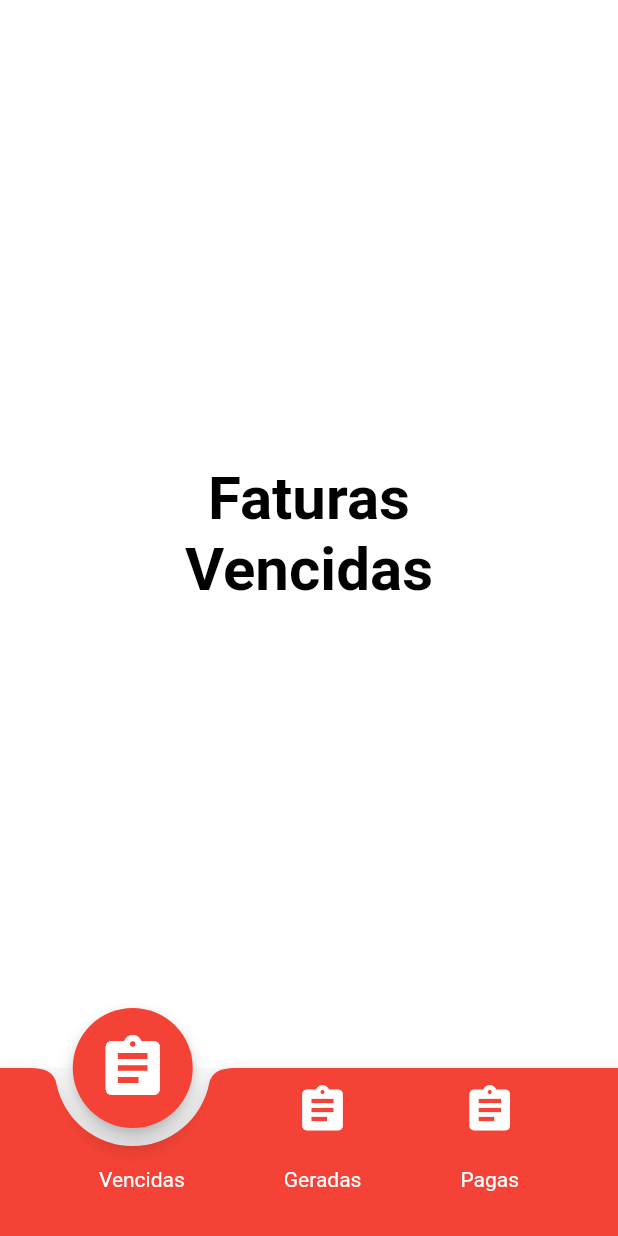
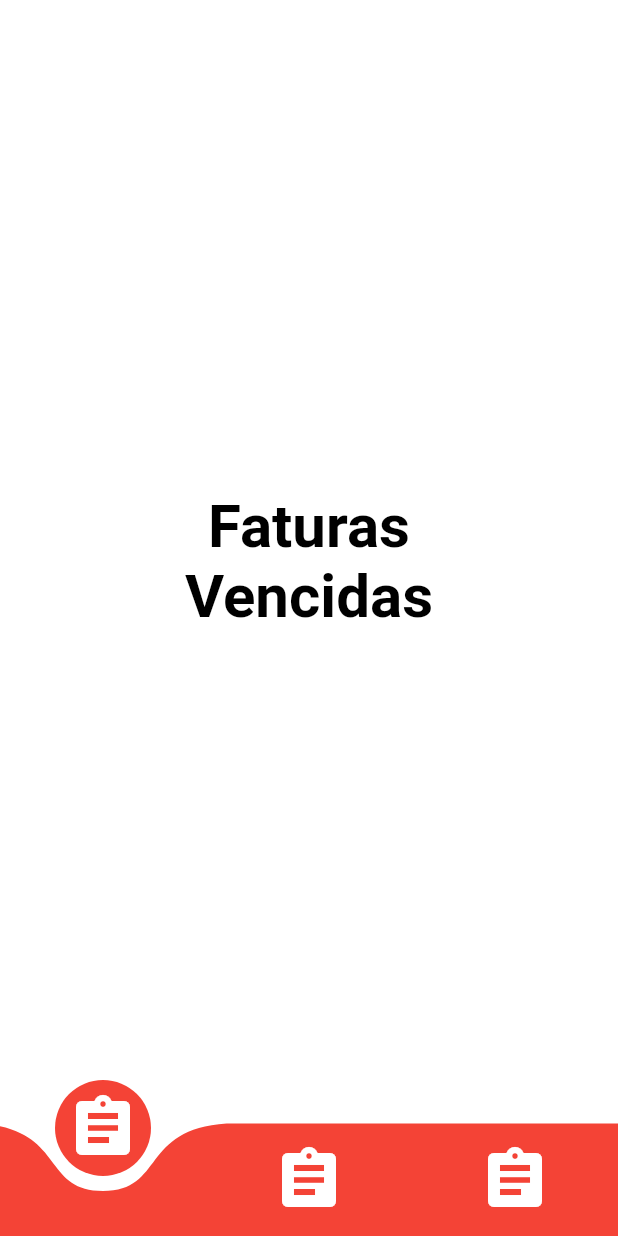
Before and after one commit to faustobdls/flutter_bottom_navigation, a Flutter app: the screen it shows after launch, on a phone screen of 412 x 824 dp. Run offline on Flutter 3.47's test engine with Material 2 defaults, Android fonts, the phone set to English and light mode, and no system bars; drawn by our look-alikes of curved_navigation_bar.

Commit message:
upgrade code, using a external package

```diff
--- a/lib/bottom_exemple.dart
+++ b/lib/bottom_exemple.dart
@@ -1,5 +1,6 @@
 import 'package:flutter/material.dart';
 import 'package:bottom_navigation/custom_docked_fab_locations.dart';
+import 'package:curved_navigation_bar/curved_navigation_bar.dart';
 
 class BottomExemple extends StatefulWidget {
   @override
@@ -25,97 +26,35 @@ class _BottomExempleState extends State<BottomExemple> {
   @override
   Widget build(BuildContext context) {
     return Scaffold(
-        bottomNavigationBar: BottomAppBar(
-          color: this.bottomAppBarColor, // this.colors['secondary'],
-          clipBehavior: Clip.hardEdge,
-          shape: CircularNotchedRectangle(),
-          notchMargin: 12,
-          child: Padding(
-            padding: EdgeInsets.only(bottom: 30, top: 10),
-            child: Row(
-              crossAxisAlignment: CrossAxisAlignment.center,
-              mainAxisAlignment: MainAxisAlignment.spaceEvenly,
-              children: <Widget>[
-                _customButtomBottomBar(
-                    key: Key("vencidas"), icon: Icons.assignment, page: 0, text: "Vencidas"),
-                _customButtomBottomBar(
-                    key: Key("geradas"), icon: Icons.assignment, page: 1, text: "Geradas"),
-                _customButtomBottomBar(
-                    key: Key("pagas"), icon: Icons.assignment, page: 2, text: "Pagas"),
-              ],
-            ),
-          ),
+        backgroundColor: Colors.white,
+        bottomNavigationBar: CurvedNavigationBar(
+
+          initialIndex: 0,
+          color: this.bottomAppBarColor,
+          backgroundColor: Colors.white,
+          items: <Widget>[
+            Icon(Icons.assignment, size: 48, color: Colors.white,),
+            Icon(Icons.assignment, size: 48, color: Colors.white,),
+            Icon(Icons.assignment, size: 48, color: Colors.white,)
+          ],
+          onTap: (index) {
+            this._pageController.animateToPage(index, curve: Curves.easeInOut, duration: Duration(seconds: 1));
+          },
         ),
-        floatingActionButtonAnimator: FloatingActionButtonAnimator.scaling,
-        floatingActionButton: Container(
-          width: 80,
-          height: 80,
-          child: FloatingActionButton(
-            child: Icon(Icons.assignment, color: Colors.white, size: 48),
-            elevation: 6.0,
-            backgroundColor: this.bottomAppBarColor,
-          ),
-        ),
-        floatingActionButtonLocation: floatingActionButtonLocation,
         body: _pageView());
-  }
-
-  Widget _customButtomBottomBar({Key key, IconData icon, int page, String text}) {
-    return InkWell(
-      onTap: () {
-        // print(details.globalPosition);
-        this._pageController.animateToPage(page,
-          curve: Curves.easeInOut, duration: Duration(seconds: 1));
-      },
-      child: Column(
-        key: key,
-        crossAxisAlignment: CrossAxisAlignment.center,
-        mainAxisSize: MainAxisSize.min,
-        mainAxisAlignment: MainAxisAlignment.center,
-        children: <Widget>[
-          Padding(
-            padding: EdgeInsets.only(bottom: 20),
-            child: Icon(
-              icon,
-              size: 36,
-              color: Colors.white,
-            ),
-          ),
-          Text(
-            text,
-            style: TextStyle(color: Colors.white),
-          )
-        ]
-      ),
-    );
   }
 
   void stateOfFABS(int page) {
     setState(() {
       switch (page) {
         case 0:
-          this.floatingActionButtonLocation =
-              CustomDockedFABLocation.rightDocked;
           this.bottomAppBarColor = this.colors['vencidas'];
-          /* _redPosition = _selectPosition;
-          _yellowPosition = _blockPosition;
-          _greenPosition = _blockPosition; */
           break;
         case 1:
-          this.floatingActionButtonLocation =
-              CustomDockedFABLocation.centerDocked;
           this.bottomAppBarColor = this.colors['geradas'];
-          /* _redPosition = _blockPosition;
-          _yellowPosition = _selectPosition;
-          _greenPosition = _blockPosition; */
           break;
         case 2:
-          this.floatingActionButtonLocation =
-              CustomDockedFABLocation.leftDocked;
           this.bottomAppBarColor = this.colors['pagas'];
-          /* _redPosition = _blockPosition;
-          _yellowPosition = _blockPosition;
-          _greenPosition = _selectPosition; */
           break;
         default:
       }
--- a/lib/main.dart
+++ b/lib/main.dart
@@ -16,6 +16,7 @@ class MyApp extends StatelessWidget {
       theme: ThemeData(
         primarySwatch: Colors.green,
       ),
+      color: Colors.white,
       home: BottomExemple()
     );
   }
--- a/pubspec.yaml
+++ b/pubspec.yaml
@@ -19,6 +19,7 @@ dependencies:
   # The following adds the Cupertino Icons font to your application.
   # Use with the CupertinoIcons class for iOS style icons.
   cupertino_icons: ^0.1.2
+  curved_navigation_bar: ^0.1.26
 
 dev_dependencies:
   flutter_test:
```
